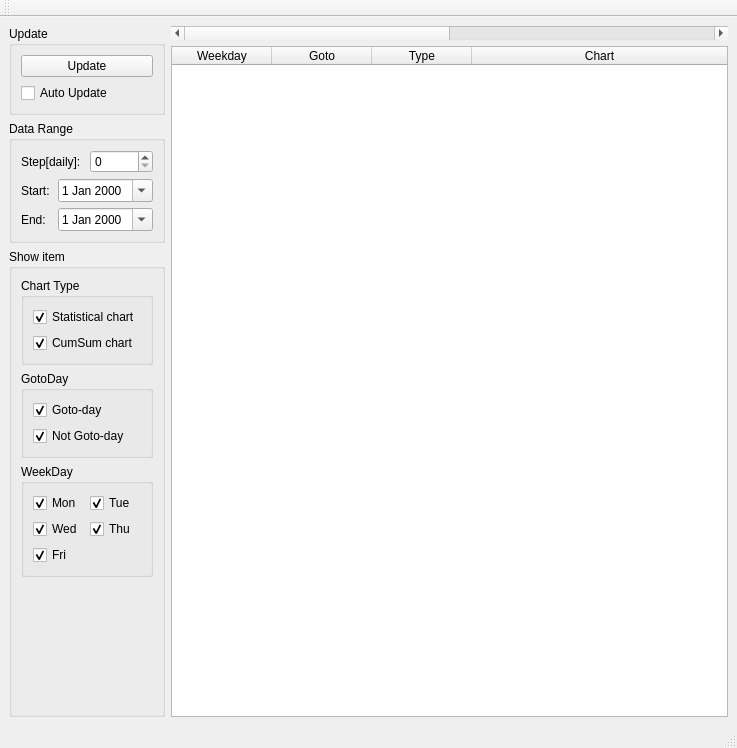
Old version of the form trade_monitor/trade_monitor/ttm/ttm_gotoday.ui in the repository takkin-takilog/namake-trader.
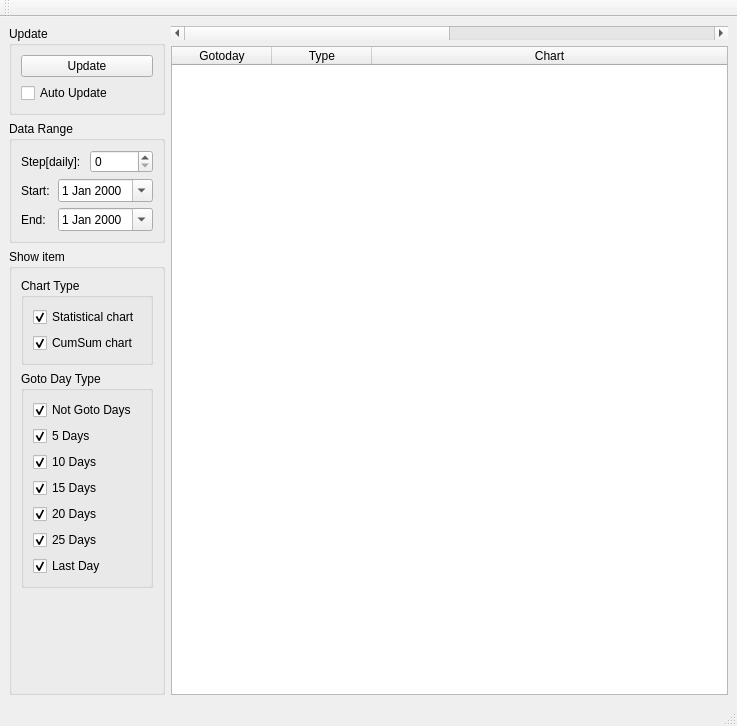
New version of the form.

The edit to the form file:
```diff
--- a/trade_monitor/trade_monitor/ttm/ttm_gotoday.ui
+++ b/trade_monitor/trade_monitor/ttm/ttm_gotoday.ui
@@ -7,7 +7,7 @@
     <x>0</x>
     <y>0</y>
     <width>737</width>
-    <height>748</height>
+    <height>726</height>
    </rect>
   </property>
   <property name="windowTitle">
@@ -141,13 +141,13 @@
          <item>
           <widget class="QGroupBox" name="groupBox_6">
            <property name="title">
-            <string>GotoDay</string>
+            <string>Goto Day Type</string>
            </property>
            <layout class="QGridLayout" name="gridLayout_2">
-            <item row="0" column="0">
-             <widget class="QCheckBox" name="checkBox_GotoDay_true">
+            <item row="4" column="0">
+             <widget class="QCheckBox" name="checkBox_GotoDayTyp_20d">
               <property name="text">
-               <string>Goto-day</string>
+               <string>20 Days</string>
               </property>
               <property name="checked">
                <bool>true</bool>
@@ -157,56 +157,37 @@
             <item row="1" column="0">
              <widget class="QCheckBox" name="checkBox_GotoDay_false">
               <property name="text">
-               <string>Not Goto-day</string>
+               <string>5 Days</string>
               </property>
               <property name="checked">
                <bool>true</bool>
               </property>
              </widget>
             </item>
-           </layout>
-          </widget>
-         </item>
-         <item>
-          <widget class="QGroupBox" name="groupBox_5">
-           <property name="title">
-            <string>WeekDay</string>
-           </property>
-           <layout class="QGridLayout" name="gridLayout">
-            <item row="1" column="1">
-             <widget class="QCheckBox" name="checkBox_Weekday_thu">
+            <item row="3" column="0">
+             <widget class="QCheckBox" name="checkBox_GotoDayTyp_15d">
               <property name="text">
-               <string>Thu</string>
+               <string>15 Days</string>
               </property>
               <property name="checked">
                <bool>true</bool>
               </property>
              </widget>
             </item>
-            <item row="0" column="0">
-             <widget class="QCheckBox" name="checkBox_Weekday_mon">
+            <item row="5" column="0">
+             <widget class="QCheckBox" name="checkBox_GotoDayTyp_25d">
               <property name="text">
-               <string>Mon</string>
+               <string>25 Days</string>
               </property>
               <property name="checked">
                <bool>true</bool>
               </property>
              </widget>
             </item>
-            <item row="1" column="0">
-             <widget class="QCheckBox" name="checkBox_Weekday_wed">
+            <item row="0" column="0">
+             <widget class="QCheckBox" name="checkBox_GotoDayTyp_Nd">
               <property name="text">
-               <string>Wed</string>
-              </property>
-              <property name="checked">
-               <bool>true</bool>
-              </property>
-             </widget>
-            </item>
-            <item row="0" column="1">
-             <widget class="QCheckBox" name="checkBox_Weekday_tue">
-              <property name="text">
-               <string>Tue</string>
+               <string>Not Goto Days</string>
               </property>
               <property name="checked">
                <bool>true</bool>
@@ -214,9 +195,19 @@
              </widget>
             </item>
             <item row="2" column="0">
-             <widget class="QCheckBox" name="checkBox_Weekday_fri">
+             <widget class="QCheckBox" name="checkBox_GotoDayTyp_10d">
               <property name="text">
-               <string>Fri</string>
+               <string>10 Days</string>
+              </property>
+              <property name="checked">
+               <bool>true</bool>
+              </property>
+             </widget>
+            </item>
+            <item row="6" column="0">
+             <widget class="QCheckBox" name="checkBox_GotoDayTyp_Ld">
+              <property name="text">
+               <string>Last Day</string>
               </property>
               <property name="checked">
                <bool>true</bool>
@@ -286,7 +277,7 @@
          <number>0</number>
         </property>
         <property name="columnCount">
-         <number>4</number>
+         <number>3</number>
         </property>
         <attribute name="horizontalHeaderVisible">
          <bool>true</bool>
@@ -299,12 +290,7 @@
         </attribute>
         <column>
          <property name="text">
-          <string>Weekday</string>
-         </property>
-        </column>
-        <column>
-         <property name="text">
-          <string>Goto</string>
+          <string>Gotoday</string>
          </property>
         </column>
         <column>
```
Left out of the diff: 2 changed lines with no effect on the pictures.
